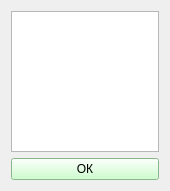
idergunoff/geovel_1.0, file qt/choose_formation_lda.ui: the form before one commit.
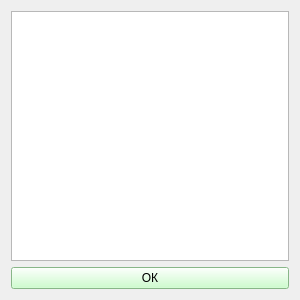
The form after the commit.

The edit to the form file:
```diff
--- a/qt/choose_formation_lda.ui
+++ b/qt/choose_formation_lda.ui
@@ -6,8 +6,8 @@
    <rect>
     <x>0</x>
     <y>0</y>
-    <width>170</width>
-    <height>191</height>
+    <width>300</width>
+    <height>300</height>
    </rect>
   </property>
   <property name="windowTitle">
```
